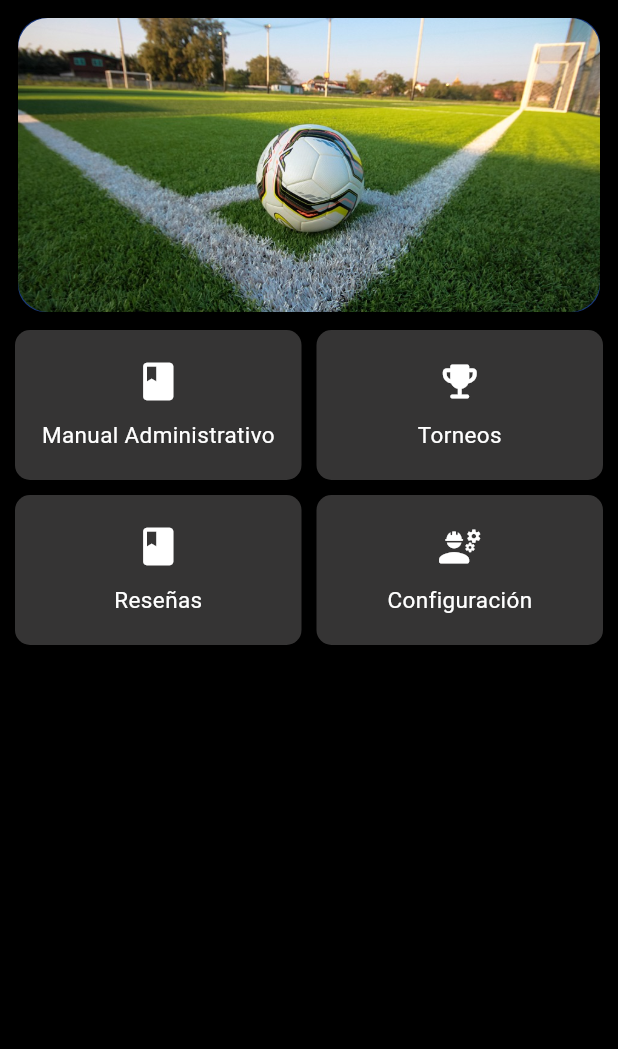
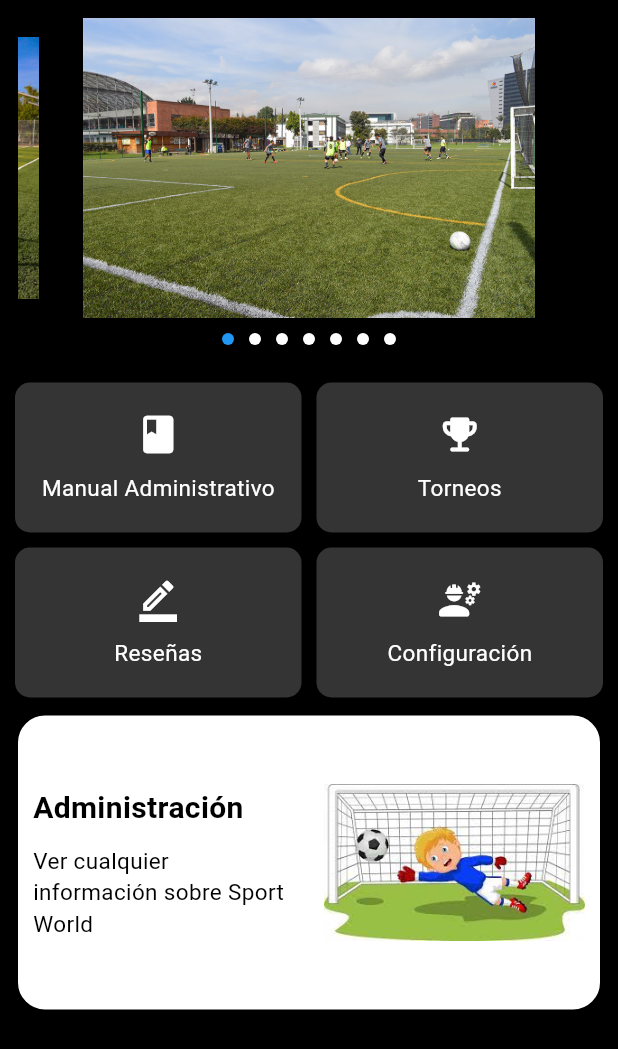
Before and after one commit to CarsOk/ADSO2558427EQUIPO5MOVIL, a Flutter app: the InfoPage screen opened directly, on a phone screen of 412 x 824 dp. Shown: the top 1049 px of the screen. Run offline on Flutter 3.47's test engine with Material 3 defaults, Android fonts, the light colour scheme and no system bars; drawn by our look-alikes of carousel_slider, smooth_page_indicator; our stand-ins replace flutter_spinkit; network calls fail.

Commit message:
Ultimos cambios

```diff
--- a/sportworld/lib/Services/cancha_service.dart
+++ b/sportworld/lib/Services/Lista/canchas_service.dart
@@ -2,7 +2,7 @@ import 'dart:convert';
 import 'package:http/http.dart' as http;
 import 'package:sportworld/models/cancha.dart';
 
-class CanchaService {
+class CanchasService {
   static Future<List<Cancha>> fetchData() async {
     var url = Uri.parse('https://api-sportworld37-b078035369c6.herokuapp.com/api/canchas');
 
--- a/sportworld/lib/Services/comentario_service.dart
+++ b/sportworld/lib/Services/Lista/comentarios_service.dart
@@ -2,7 +2,7 @@ import 'dart:convert';
 import 'package:http/http.dart' as http;
 import 'package:sportworld/models/comentario.dart';
 
-class ComentarioService {
+class ComentariosService {
   static Future<List<Comentario>> fetchData() async {
     var url = Uri.parse('https://api-sportworld37-b078035369c6.herokuapp.com/api/comentarios');
 
--- a/sportworld/lib/Services/reserva_service.dart
+++ b/sportworld/lib/Services/Lista/reservas_service.dart
@@ -2,7 +2,7 @@ import 'dart:convert';
 import 'package:http/http.dart' as http;
 import 'package:sportworld/models/reserva.dart'; // Make sure to adjust the import path
 
-class ReservaService {
+class ReservasService {
   static Future<List<Reserva>> fetchData() async {
     var url = Uri.parse('https://api-sportworld37-b078035369c6.herokuapp.com/api/reservas');
 
--- a/sportworld/lib/Services/usuario_service.dart
+++ b/sportworld/lib/Services/Lista/usuarios_service.dart
@@ -2,7 +2,7 @@ import 'dart:convert';
 import 'package:http/http.dart' as http;
 import 'package:sportworld/models/usuario.dart';
 
-class UsuarioService {
+class UsuariosService {
   static Future<List<Usuario>> fetchData() async {
     var url = Uri.parse('https://api-sportworld37-b078035369c6.herokuapp.com/api/usuarios');
 
--- a/sportworld/lib/Widgets/estilos/drawer_page.dart
+++ b/sportworld/lib/Widgets/estilos/drawer_page.dart
@@ -2,6 +2,7 @@ import 'package:flutter/material.dart';
 import 'package:sportworld/Widgets/pages/cancha_page.dart';
 import 'package:sportworld/Widgets/pages/comentario_page.dart';
 import 'package:sportworld/Widgets/pages/home_page.dart';
+import 'package:sportworld/Widgets/pages/perfil_page.dart';
 import 'package:sportworld/Widgets/pages/reserva_page.dart';
 import 'package:sportworld/Widgets/pages/usuario_page.dart';
 
@@ -68,7 +69,7 @@ class DrawerPage extends StatelessWidget {
                   Navigator.push(
                     context,
                     MaterialPageRoute(
-                      builder: (context) => HomePage(),  // Cambia MiPerfilPage por la página de perfil que desees
+                      builder: (context) => PerfilPage(),  // Cambia MiPerfilPage por la página de perfil que desees
                     ),
                   );
                 },
@@ -132,7 +133,6 @@ class DrawerPage extends StatelessWidget {
               ),
             ),
           ),
-
             GestureDetector(
               onTap: () {
                 // Coloca aquí la lógica de navegación para la página de Reservas
--- a/sportworld/lib/Widgets/pages/cancha_page.dart
+++ b/sportworld/lib/Widgets/pages/cancha_page.dart
@@ -1,5 +1,5 @@
 import 'package:flutter/material.dart';
-import 'package:sportworld/Services/cancha_service.dart';
+import 'package:sportworld/Services/Lista/canchas_service.dart';
 import 'package:sportworld/Widgets/Listas/canchas_list_widget.dart';
 import 'package:sportworld/Widgets/estilos/error_page.dart';
 import 'package:sportworld/Widgets/estilos/loading_page.dart';
@@ -11,7 +11,7 @@ class CanchaPage extends StatelessWidget {
   Future<List<Cancha>> fetchData() async {
     // Lógica para obtener datos de CanchaService
     // Supongamos que CanchaService tiene un método llamado fetchData que retorna una lista de canchas.
-    return CanchaService.fetchData();
+    return CanchasService.fetchData();
   }
 
   @override
--- a/sportworld/lib/Widgets/pages/comentario_page.dart
+++ b/sportworld/lib/Widgets/pages/comentario_page.dart
@@ -1,5 +1,5 @@
 import 'package:flutter/material.dart';
-import 'package:sportworld/Services/comentario_service.dart';
+import 'package:sportworld/Services/Lista/comentarios_service.dart';
 import 'package:sportworld/Widgets/Listas/comentarios_list.dart';
 import 'package:sportworld/Widgets/estilos/error_page.dart';
 import 'package:sportworld/Widgets/estilos/loading_page.dart';
@@ -11,7 +11,7 @@ class ComentarioPage extends StatelessWidget {
   Future<List<Comentario>> fetchData() async {
     // Lógica para obtener datos de ComentarioService
     // Supongamos que ComentarioService tiene un método llamado fetchData que retorna una lista de comentarios.
-    return ComentarioService.fetchData();
+    return ComentariosService.fetchData();
   }
 
   @override
--- a/sportworld/lib/Widgets/pages/formulario.dart
+++ b/sportworld/lib/Widgets/pages/formulario.dart
@@ -1,5 +1,5 @@
 import 'package:flutter/material.dart';
-import 'home_page.dart'; // Asegúrate de importar tu página de inicio
+import 'home_page.dart';
 
 class Formulario extends StatefulWidget {
   const Formulario({Key? key}) : super(key: key);
--- a/sportworld/lib/Widgets/pages/info_page.dart
+++ b/sportworld/lib/Widgets/pages/info_page.dart
@@ -1,6 +1,24 @@
+import 'package:carousel_slider/carousel_slider.dart';
 import 'package:flutter/material.dart';
+import 'package:smooth_page_indicator/smooth_page_indicator.dart';
 
-class InfoPage extends StatelessWidget {
+class InfoPage extends StatefulWidget {
+  @override
+  State<InfoPage> createState() => _InfoPageState();
+}
+
+class _InfoPageState extends State<InfoPage> {
+  final List<Widget> myItems = [
+    Image.asset("assets/images/camp.jpg"),
+    Image.asset("assets/images/campo.jpg"),
+    Image.asset("assets/images/info.jpg"),
+    Image.asset("assets/images/cancha5.jpeg"),
+    Image.asset("assets/images/footbal.jpeg"),
+    Image.asset("assets/images/comuna.jpeg"),
+    Image.asset("assets/images/fireball.jpeg"),
+  ];
+
+  int myCurrentIndex = 0;
   @override
   Widget build(BuildContext context) {
     return Scaffold(
@@ -12,26 +30,55 @@ class InfoPage extends StatelessWidget {
             children: [
               Container(
                 width: double.infinity,
-                height: 200,
+                height: 225,
                 decoration: BoxDecoration(
-                  color: Color.fromARGB(255, 25, 55, 124),
                   border: Border.all(
                     color: Colors.black,
                     width: 2.0,
                   ),
                   borderRadius: BorderRadius.all(Radius.circular(20)),
                 ),
-                child: ClipRRect(
-                  borderRadius: BorderRadius.circular(20),
-                  child: Image.asset(
-                    "assets/images/info.jpg",
-                    fit: BoxFit.cover,
-                    width: double.infinity,
-                    height: 200,
+                child: Column(
+                  children: [
+                    CarouselSlider(
+                      options: CarouselOptions(
+                        autoPlay: true,
+                        height: 200,
+                        autoPlayCurve: Curves.fastOutSlowIn,
+                        autoPlayAnimationDuration: const Duration(milliseconds: 10000),
+                        autoPlayInterval: const Duration(seconds: 5),
+                        enlargeCenterPage: true,
+                        aspectRatio: 2.0,
+                        onPageChanged: (index, reason) => {
+                          setState(() {
+                            myCurrentIndex = index;
+                          }),
+                        },
+                    ),
+                    items: myItems.map((item) {
+                          return Container(
+                            decoration: BoxDecoration(
+                              borderRadius: BorderRadius.all(Radius.circular(20)),
+                            ),
+                            child: item,
+                          );
+                        }).toList(),
                   ),
-                ),
+                  SizedBox(height: 10),
+                  AnimatedSmoothIndicator(activeIndex: myCurrentIndex,
+                  count: myItems.length,
+                  effect: const WormEffect(
+                    dotHeight: 8,
+                    dotWidth: 8,
+                    spacing: 10,
+                    dotColor: Colors.white,
+                    activeDotColor: Colors.blue,
+                    paintStyle: PaintingStyle.fill,
+                  ),)
+                  ],
+                )
               ),
-              SizedBox(height: 10),
+              SizedBox(height: 20),
               Row(
                 children: [
                   Expanded(
@@ -99,7 +146,7 @@ class InfoPage extends StatelessWidget {
                         mainAxisAlignment: MainAxisAlignment.center,
                         children: [
                           Icon(
-                            Icons.book,
+                            Icons.border_color_outlined,
                             color: Colors.white,
                             size: 30,
                           ),
@@ -139,6 +186,67 @@ class InfoPage extends StatelessWidget {
                   ),
                 ],
               ),
+              SizedBox(height: 10),
+              Container(
+              width: double.infinity,
+              height: 200,
+              decoration: BoxDecoration(
+                color: Colors.white,
+                border: Border.all(
+                  color: Colors.black,
+                  width: 2.0,
+                ),
+                borderRadius: BorderRadius.all(Radius.circular(20)),
+              ),
+              child: Row(
+                children: [
+                  Expanded(
+                    flex: 1,
+                    child: Container(
+                      padding: EdgeInsets.all(10),
+                      child: Column(
+                        mainAxisAlignment: MainAxisAlignment.center,
+                        crossAxisAlignment: CrossAxisAlignment.start,
+                        children: [
+                          Text(
+                            'Administración',
+                            style: TextStyle(
+                              fontSize: 20,
+                              fontWeight: FontWeight.bold,
+                            ),
+                          ),
+                          SizedBox(height: 10),
+                          Text(
+                            'Ver cualquier información sobre Sport World',
+                            style: TextStyle(
+                              fontSize: 15,
+                            ),
+                          ),
+                        ],
+                      ),
+                    ),
+                  ),
+                  Expanded(
+                  flex: 1,
+                  child: Container(
+                    padding: EdgeInsets.all(10),
+                    child: FractionallySizedBox(
+                      widthFactor: 1, // Ajusta según tus necesidades
+                      heightFactor: 0.8, // Ajusta según tus necesidades
+                      child: ClipRRect(
+                        borderRadius: BorderRadius.circular(10),
+                        child: Image.asset(
+                          "assets/images/imgani.jpeg",
+                          width: 600,
+                          height: 100,
+                        ),
+                      ),
+                    ),
+                  ),
+                ),
+                ],
+              ),
+            ),
             ],
           ),
         ),
--- a/sportworld/lib/Widgets/pages/reserva_page.dart
+++ b/sportworld/lib/Widgets/pages/reserva_page.dart
@@ -1,5 +1,5 @@
 import 'package:flutter/material.dart';
-import 'package:sportworld/Services/reserva_service.dart';
+import 'package:sportworld/Services/Lista/reservas_service.dart';
 import 'package:sportworld/Widgets/Listas/reservas_list_widget.dart';
 import 'package:sportworld/Widgets/estilos/error_page.dart';
 import 'package:sportworld/Widgets/estilos/loading_page.dart';
@@ -11,7 +11,7 @@ class ReservaPage extends StatelessWidget {
   Future<List<Reserva>> fetchData() async {
     // Lógica para obtener datos de CanchaService
     // Supongamos que CanchaService tiene un método llamado fetchData que retorna una lista de canchas.
-    return ReservaService.fetchData();
+    return ReservasService.fetchData();
   }
 
   @override
--- a/sportworld/lib/Widgets/pages/usuario_page.dart
+++ b/sportworld/lib/Widgets/pages/usuario_page.dart
@@ -1,5 +1,5 @@
 import 'package:flutter/material.dart';
-import 'package:sportworld/Services/usuario_service.dart';
+import 'package:sportworld/Services/Lista/usuarios_service.dart';
 import 'package:sportworld/Widgets/Listas/usuarios_list_widget.dart';
 import 'package:sportworld/Widgets/estilos/error_page.dart';
 import 'package:sportworld/Widgets/estilos/loading_page.dart';
@@ -11,7 +11,7 @@ class UsuarioPage extends StatelessWidget {
   Future<List<Usuario>> fetchData() async {
     // Lógica para obtener datos de CanchaService
     // Supongamos que CanchaService tiene un método llamado fetchData que retorna una lista de canchas.
-    return UsuarioService.fetchData();
+    return UsuariosService.fetchData();
   }
 
   @override
```
Also changed, not shown: sportworld/lib/Widgets/estilos/paginas_navigation.dart (+4 -3 lines), sportworld/lib/Widgets/pages/perfil_page.dart (added, +117 -0 lines), sportworld/pubspec.yaml (+8 -1 lines), sportworld/assets/images/campo.jpg (added), sportworld/assets/images/cancha5.jpeg (added), sportworld/assets/images/comuna.jpeg (added), sportworld/assets/images/fireball.jpeg (added), sportworld/assets/images/footbal.jpeg (added), sportworld/assets/images/imgani.jpeg (added).
